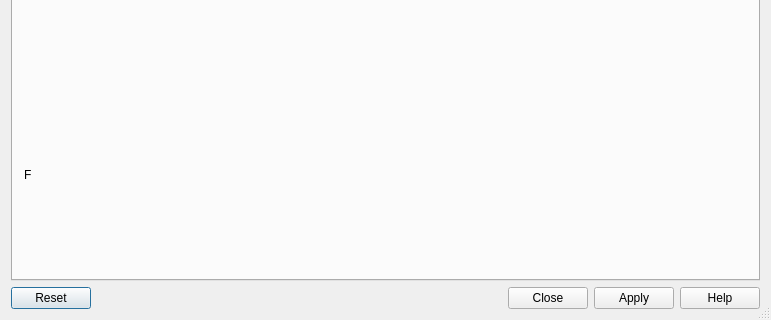
Before: the Qt Designer form kmymoney/dialogs/kfindtransactiondlg.ui in KDE/kmymoney, drawn with Qt 5; both pictures show x 0 to 771 and y 161 to 481 of the 771 by 481 pixel window.
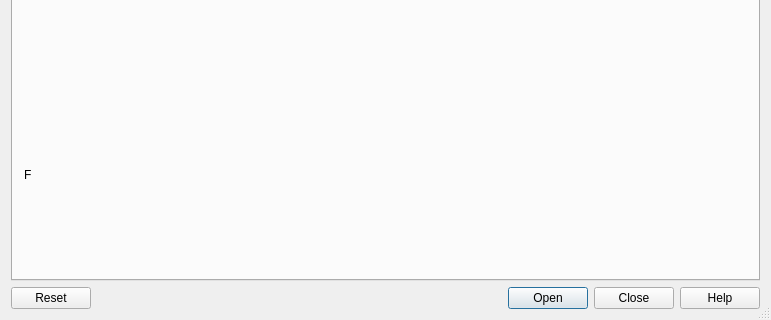
After: the same form once the commit is applied. Custom widgets are drawn as their Qt base class.

Commit message:
UX/UI: Move "Find" transaction button to the right
"Find" button in Find Transaction Dialog is a positive action which ends
 up in some action getting executed (AcceptRole). Most OS (if not all)
would have it placed to the right in the dialog. Using "Apply" button
(ApplyRole) for its purpose does, instead, place on the left, which goes
 against typical user's intuition.

Fix this by using "Open" button instead "Apply". The implied AcceptRole
implicitly makes it a default button, too, so no need for the
setDefault() redundancy in the code.

The edit to the form file:
```diff
--- a/kmymoney/dialogs/kfindtransactiondlg.ui
+++ b/kmymoney/dialogs/kfindtransactiondlg.ui
@@ -54,7 +54,7 @@
    <item>
     <widget class="QDialogButtonBox" name="buttonBox">
      <property name="standardButtons">
-      <set>QDialogButtonBox::Apply|QDialogButtonBox::Close|QDialogButtonBox::Help|QDialogButtonBox::Reset</set>
+      <set>QDialogButtonBox::Close|QDialogButtonBox::Help|QDialogButtonBox::Open|QDialogButtonBox::Reset</set>
      </property>
     </widget>
    </item>
```
Left out of the diff: 4 changed lines with no effect on the pictures. The commit also changes 2 other files.
